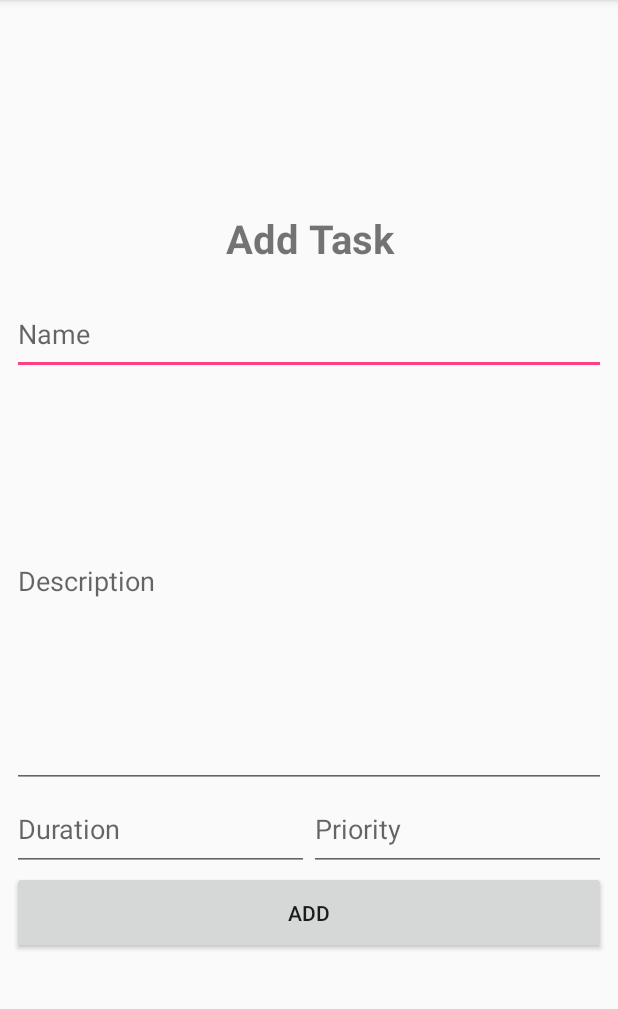
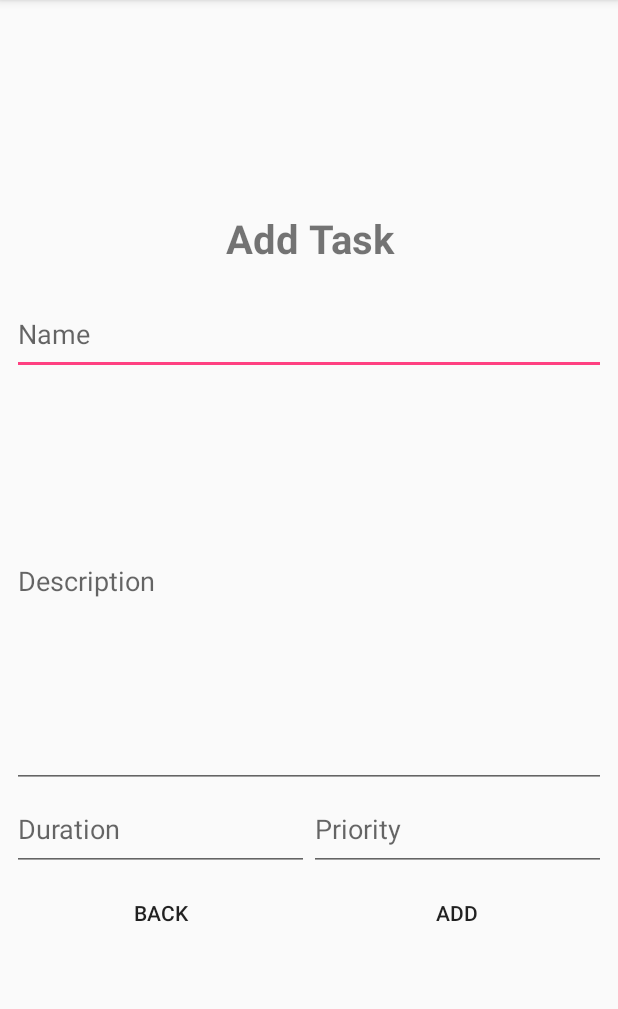
Before and after one commit to SudoKudo/Task-Manager, an Android app: the add_task screen opened directly, with no data from a screen before it, on a phone screen of 412 x 824 dp, the part 84-1093 px from its top. Run offline under Robolectric (Android 15) with nearby library versions, the phone set to English and light mode, and no system bars; our stand-ins replace Volley; 1 statement that could not run was skipped.

Commit message:
Added back buttons to task views
One for add task
one for view task

```diff
--- a/Mobile App/Task Manager/app/src/main/res/layout/activity_add_task.xml
+++ b/Mobile App/Task Manager/app/src/main/res/layout/activity_add_task.xml
@@ -23,9 +23,9 @@
             android:id="@+id/add_task_title"
             android:layout_width="match_parent"
             android:layout_height="0dp"
+            android:layout_marginTop="8dp"
             android:layout_weight="1"
             android:text="@string/add_task"
-            android:layout_marginTop="8dp"
             android:textAlignment="center"
             android:textSize="12pt"
             android:textStyle="bold" />
@@ -73,12 +73,29 @@
                 android:inputType="number" />
         </LinearLayout>
 
-        <Button
-            android:id="@+id/add_button"
+        <LinearLayout
             android:layout_width="match_parent"
             android:layout_height="0dp"
             android:layout_weight="1"
-            android:text="@string/add_button" />
+            android:orientation="horizontal">
+
+            <Button
+                android:id="@+id/back_button"
+                style="?android:attr/borderlessButtonStyle"
+                android:layout_width="0dp"
+                android:layout_height="match_parent"
+                android:layout_weight="1"
+                android:text="@string/back_button"/>
+
+            <Button
+                android:id="@+id/add_button"
+                style="?android:attr/borderlessButtonStyle"
+                android:layout_width="0dp"
+                android:layout_height="match_parent"
+                android:layout_weight="1"
+                android:text="@string/add_button"/>
+        </LinearLayout>
 
     </LinearLayout>
+
 </android.support.constraint.ConstraintLayout>
--- a/Mobile App/Task Manager/app/src/main/res/values/strings.xml
+++ b/Mobile App/Task Manager/app/src/main/res/values/strings.xml
@@ -21,4 +21,6 @@
     <string name="view_priority">Priority</string>
     <string name="view_priority_value">TextView</string>
     <string name="add_button">Add</string>
+    <string name="back_button">Back</string>
+    <string name="add_button">Add</string>
 </resources>
```
Also changed, not shown: Mobile App/Task Manager/app/src/main/res/layout/activity_task_view.xml (+10 -2 lines).
